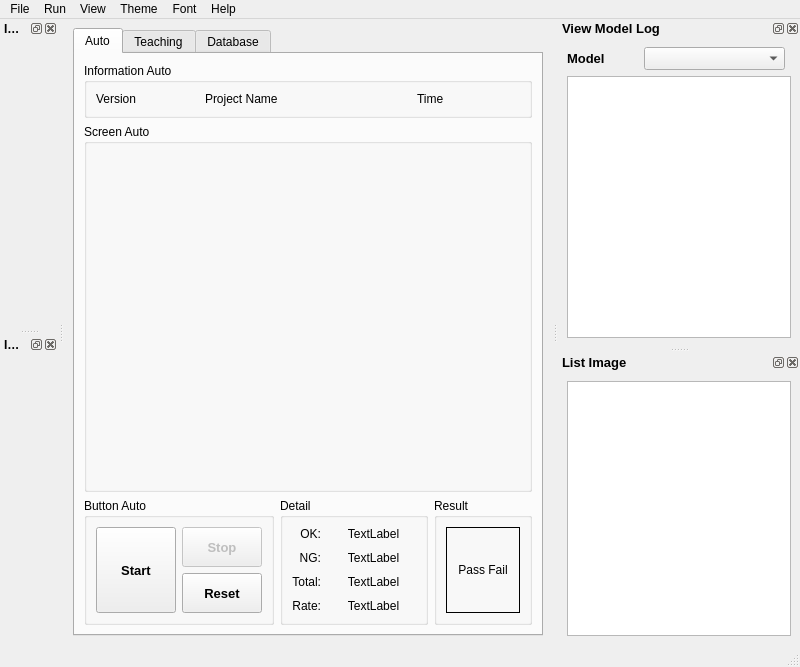
vananh2606/ProjectProcessingImage, file ui/MainWindow.ui: the form before one commit.
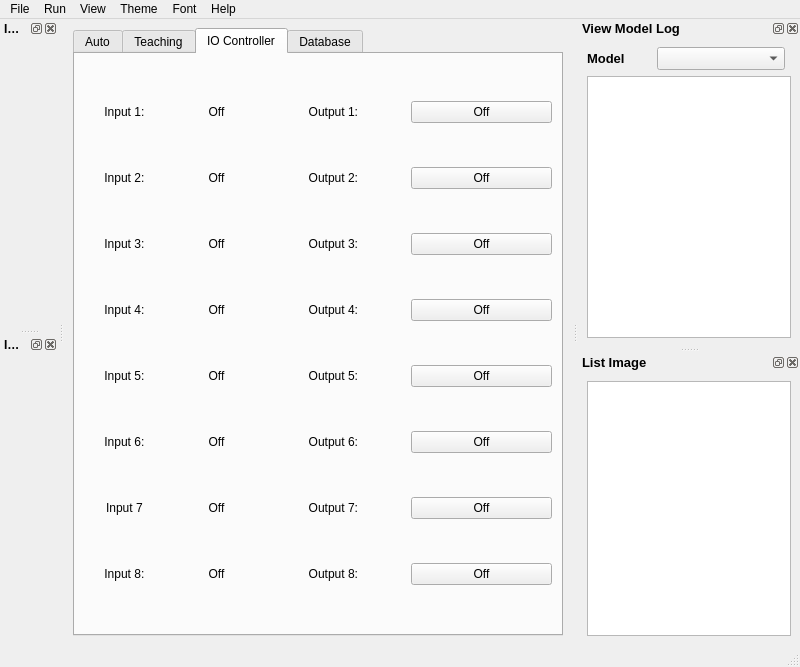
The form after the commit. The open tabs and pages were chosen to show the change.

Patch:
```diff
--- a/ui/MainWindow.ui
+++ b/ui/MainWindow.ui
@@ -852,130 +852,18 @@
               <attribute name="title">
                <string>IO</string>
               </attribute>
-              <layout class="QGridLayout" name="gridLayout_2" columnstretch="2,2,2,3">
-               <item row="2" column="0">
-                <widget class="QLabel" name="text_input_1">
-                 <property name="text">
-                  <string>Input 1: </string>
-                 </property>
-                </widget>
-               </item>
-               <item row="5" column="1">
-                <widget class="QLabel" name="label_input_4">
-                 <property name="text">
-                  <string>Off</string>
-                 </property>
-                </widget>
-               </item>
-               <item row="3" column="1">
-                <widget class="QLabel" name="label_input_2">
-                 <property name="text">
-                  <string>Off</string>
-                 </property>
-                </widget>
-               </item>
-               <item row="5" column="3">
-                <widget class="QPushButton" name="btn_output_4">
-                 <property name="text">
-                  <string>Off</string>
-                 </property>
-                </widget>
-               </item>
-               <item row="4" column="2">
-                <widget class="QLabel" name="text_output_3">
-                 <property name="text">
-                  <string>Output 3: </string>
-                 </property>
-                </widget>
-               </item>
-               <item row="3" column="0">
-                <widget class="QLabel" name="text_input_2">
-                 <property name="text">
-                  <string>Input 2: </string>
-                 </property>
-                </widget>
-               </item>
-               <item row="2" column="1">
-                <widget class="QLabel" name="label_input_1">
-                 <property name="text">
-                  <string>Off</string>
-                 </property>
-                </widget>
-               </item>
-               <item row="3" column="2">
-                <widget class="QLabel" name="text_output_2">
-                 <property name="text">
-                  <string>Output 2: </string>
-                 </property>
-                </widget>
-               </item>
-               <item row="5" column="2">
-                <widget class="QLabel" name="text_output_4">
-                 <property name="text">
-                  <string>Output 4: </string>
-                 </property>
-                </widget>
-               </item>
-               <item row="2" column="2">
-                <widget class="QLabel" name="text_output_1">
-                 <property name="text">
-                  <string>Output 1: </string>
-                 </property>
-                </widget>
-               </item>
-               <item row="4" column="0">
-                <widget class="QLabel" name="text_input_3">
-                 <property name="text">
-                  <string>Input 3: </string>
-                 </property>
-                </widget>
-               </item>
-               <item row="3" column="3">
-                <widget class="QPushButton" name="btn_output_2">
-                 <property name="text">
-                  <string>Off</string>
-                 </property>
-                </widget>
-               </item>
-               <item row="2" column="3">
-                <widget class="QPushButton" name="btn_output_1">
-                 <property name="text">
-                  <string>Off</string>
-                 </property>
-                </widget>
-               </item>
-               <item row="4" column="1">
-                <widget class="QLabel" name="label_input_3">
-                 <property name="text">
-                  <string>Off</string>
-                 </property>
-                </widget>
-               </item>
-               <item row="4" column="3">
-                <widget class="QPushButton" name="btn_output_3">
-                 <property name="text">
-                  <string>Off</string>
-                 </property>
-                </widget>
-               </item>
-               <item row="5" column="0">
-                <widget class="QLabel" name="text_input_4">
-                 <property name="text">
-                  <string>Input 4: </string>
-                 </property>
-                </widget>
-               </item>
-               <item row="1" column="3">
+              <layout class="QGridLayout" name="gridLayout_2" columnstretch="2,0,0,0">
+               <item row="0" column="3">
                 <widget class="QComboBox" name="combo_baudrate_io"/>
                </item>
-               <item row="11" column="2" colspan="2">
+               <item row="6" column="2" colspan="2">
                 <widget class="QPushButton" name="btn_open_io">
                  <property name="text">
                   <string>Open</string>
                  </property>
                 </widget>
                </item>
-               <item row="1" column="2">
+               <item row="0" column="2">
                 <widget class="QComboBox" name="combo_comport_io">
                  <property name="minimumSize">
                   <size>
@@ -985,31 +873,14 @@
                  </property>
                 </widget>
                </item>
-               <item row="0" column="2" colspan="2">
-                <widget class="QComboBox" name="combo_controller_io">
-                 <property name="minimumSize">
-                  <size>
-                   <width>0</width>
-                   <height>25</height>
-                  </size>
-                 </property>
-                </widget>
-               </item>
                <item row="0" column="0" colspan="2">
-                <widget class="QLabel" name="label_controller_io">
-                 <property name="text">
-                  <string>Controller</string>
-                 </property>
-                </widget>
-               </item>
-               <item row="1" column="0" colspan="2">
                 <widget class="QLabel" name="label_com_io">
                  <property name="text">
                   <string>COM &amp; BAUD</string>
                  </property>
                 </widget>
                </item>
-               <item row="11" column="0" colspan="2">
+               <item row="6" column="0" colspan="2">
                 <widget class="QLabel" name="label_status_io">
                  <property name="text">
                   <string>Status IO</string>
@@ -1153,36 +1024,6 @@
                <property name="verticalSpacing">
                 <number>5</number>
                </property>
-               <item row="1" column="0">
-                <widget class="QLabel" name="label_log_size">
-                 <property name="sizePolicy">
-                  <sizepolicy hsizetype="Preferred" vsizetype="Fixed">
-                   <horstretch>0</horstretch>
-                   <verstretch>0</verstretch>
-                  </sizepolicy>
-                 </property>
-                 <property name="text">
-                  <string>Log Size(GB)</string>
-                 </property>
-                </widget>
-               </item>
-               <item row="2" column="0">
-                <widget class="QLabel" name="label_database_path">
-                 <property name="text">
-                  <string>Database Path</string>
-                 </property>
-                </widget>
-               </item>
-               <item row="0" column="1">
-                <widget class="QLineEdit" name="line_log_dir">
-                 <property name="sizePolicy">
-                  <sizepolicy hsizetype="Preferred" vsizetype="Fixed">
-                   <horstretch>0</horstretch>
-                   <verstretch>0</verstretch>
-                  </sizepolicy>
-                 </property>
-                </widget>
-               </item>
                <item row="0" column="0">
                 <widget class="QLabel" name="label_log_dir">
                  <property name="sizePolicy">
@@ -1196,13 +1037,23 @@
                  </property>
                 </widget>
                </item>
-               <item row="2" column="1">
-                <widget class="QLineEdit" name="line_database_path"/>
+               <item row="2" column="0">
+                <widget class="QLabel" name="label_database_path">
+                 <property name="text">
+                  <string>Database Path</string>
+                 </property>
+                </widget>
                </item>
-               <item row="3" column="1">
-                <widget class="QCheckBox" name="check_auto_start">
+               <item row="1" column="0">
+                <widget class="QLabel" name="label_log_size">
+                 <property name="sizePolicy">
+                  <sizepolicy hsizetype="Preferred" vsizetype="Fixed">
+                   <horstretch>0</horstretch>
+                   <verstretch>0</verstretch>
+                  </sizepolicy>
+                 </property>
                  <property name="text">
-                  <string/>
+                  <string>Log Size(GB)</string>
                  </property>
                 </widget>
                </item>
@@ -1213,7 +1064,24 @@
                  </property>
                 </widget>
                </item>
-               <item row="1" column="1">
+               <item row="3" column="1">
+                <widget class="QCheckBox" name="check_auto_start">
+                 <property name="text">
+                  <string/>
+                 </property>
+                </widget>
+               </item>
+               <item row="3" column="2">
+                <widget class="QPushButton" name="btn_create_database">
+                 <property name="text">
+                  <string>Create</string>
+                 </property>
+                </widget>
+               </item>
+               <item row="2" column="1" colspan="2">
+                <widget class="QLineEdit" name="line_database_path"/>
+               </item>
+               <item row="1" column="1" colspan="2">
                 <widget class="QLineEdit" name="line_log_size">
                  <property name="sizePolicy">
                   <sizepolicy hsizetype="Preferred" vsizetype="Fixed">
@@ -1223,6 +1091,16 @@
                  </property>
                 </widget>
                </item>
+               <item row="0" column="1" colspan="2">
+                <widget class="QLineEdit" name="line_log_dir">
+                 <property name="sizePolicy">
+                  <sizepolicy hsizetype="Preferred" vsizetype="Fixed">
+                   <horstretch>0</horstretch>
+                   <verstretch>0</verstretch>
+                  </sizepolicy>
+                 </property>
+                </widget>
+               </item>
               </layout>
              </widget>
              <widget class="QWidget" name="tabProcessing">
@@ -1306,6 +1184,309 @@
         </item>
        </layout>
       </widget>
+      <widget class="QWidget" name="tab_io_controller">
+       <attribute name="title">
+        <string>IO Controller</string>
+       </attribute>
+       <layout class="QGridLayout" name="gridLayout_3" columnstretch="3,3,5,5">
+        <item row="0" column="0">
+         <widget class="QLabel" name="text_input_1">
+          <property name="text">
+           <string>Input 1: </string>
+          </property>
+          <property name="alignment">
+           <set>Qt::AlignCenter</set>
+          </property>
+         </widget>
+        </item>
+        <item row="0" column="1">
+         <widget class="QLabel" name="label_input_1">
+          <property name="text">
+           <string>Off</string>
+          </property>
+          <property name="alignment">
+           <set>Qt::AlignCenter</set>
+          </property>
+         </widget>
+        </item>
+        <item row="0" column="2">
+         <widget class="QLabel" name="text_output_1">
+          <property name="text">
+           <string>Output 1: </string>
+          </property>
+          <property name="alignment">
+           <set>Qt::AlignCenter</set>
+          </property>
+         </widget>
+        </item>
+        <item row="0" column="3">
+         <widget class="QPushButton" name="btn_output_1">
+          <property name="text">
+           <string>Off</string>
+          </property>
+         </widget>
+        </item>
+        <item row="1" column="0">
+         <widget class="QLabel" name="text_input_2">
+          <property name="text">
+           <string>Input 2: </string>
+          </property>
+          <property name="alignment">
+           <set>Qt::AlignCenter</set>
+          </property>
+         </widget>
+        </item>
+        <item row="1" column="1">
+         <widget class="QLabel" name="label_input_2">
+          <property name="text">
+           <string>Off</string>
+          </property>
+          <property name="alignment">
+           <set>Qt::AlignCenter</set>
+          </property>
+         </widget>
+        </item>
+        <item row="1" column="2">
+         <widget class="QLabel" name="text_output_2">
+          <property name="text">
+           <string>Output 2: </string>
+          </property>
+          <property name="alignment">
+           <set>Qt::AlignCenter</set>
+          </property>
+         </widget>
+        </item>
+        <item row="1" column="3">
+         <widget class="QPushButton" name="btn_output_2">
+          <property name="text">
+           <string>Off</string>
+          </property>
+         </widget>
+        </item>
+        <item row="2" column="0">
+         <widget class="QLabel" name="text_input_3">
+          <property name="text">
+           <string>Input 3: </string>
+          </property>
+          <property name="alignment">
+           <set>Qt::AlignCenter</set>
+          </property>
+         </widget>
+        </item>
+        <item row="2" column="1">
+         <widget class="QLabel" name="label_input_3">
+          <property name="text">
+           <string>Off</string>
+          </property>
+          <property name="alignment">
+           <set>Qt::AlignCenter</set>
+          </property>
+         </widget>
+        </item>
+        <item row="2" column="2">
+         <widget class="QLabel" name="text_output_3">
+          <property name="text">
+           <string>Output 3: </string>
+          </property>
+          <property name="alignment">
+           <set>Qt::AlignCenter</set>
+          </property>
+         </widget>
+        </item>
+        <item row="2" column="3">
+         <widget class="QPushButton" name="btn_output_3">
+          <property name="text">
+           <string>Off</string>
+          </property>
+         </widget>
+        </item>
+        <item row="3" column="0">
+         <widget class="QLabel" name="text_input_4">
+          <property name="text">
+           <string>Input 4: </string>
+          </property>
+          <property name="alignment">
+           <set>Qt::AlignCenter</set>
+          </property>
+         </widget>
+        </item>
+        <item row="3" column="1">
+         <widget class="QLabel" name="label_input_4">
+          <property name="text">
+           <string>Off</string>
+          </property>
+          <property name="alignment">
+           <set>Qt::AlignCenter</set>
+          </property>
+         </widget>
+        </item>
+        <item row="3" column="2">
+         <widget class="QLabel" name="text_output_4">
+          <property name="text">
+           <string>Output 4: </string>
+          </property>
+          <property name="alignment">
+           <set>Qt::AlignCenter</set>
+          </property>
+         </widget>
+        </item>
+        <item row="3" column="3">
+         <widget class="QPushButton" name="btn_output_4">
+          <property name="text">
+           <string>Off</string>
+          </property>
+         </widget>
+        </item>
+        <item row="4" column="0">
+         <widget class="QLabel" name="text_input_5">
+          <property name="text">
+           <string>Input 5: </string>
+          </property>
+          <property name="alignment">
+           <set>Qt::AlignCenter</set>
+          </property>
+         </widget>
+        </item>
+        <item row="4" column="1">
+         <widget class="QLabel" name="label_input_5">
+          <property name="text">
+           <string>Off</string>
+          </property>
+          <property name="alignment">
+           <set>Qt::AlignCenter</set>
+          </property>
+         </widget>
+        </item>
+        <item row="4" column="2">
+         <widget class="QLabel" name="text_output_5">
+          <property name="text">
+           <string>Output 5: </string>
+          </property>
+          <property name="alignment">
+           <set>Qt::AlignCenter</set>
+          </property>
+         </widget>
+        </item>
+        <item row="4" column="3">
+         <widget class="QPushButton" name="btn_output_5">
+          <property name="text">
+           <string>Off</string>
+          </property>
+         </widget>
+        </item>
+        <item row="5" column="0">
+         <widget class="QLabel" name="text_input_6">
+          <property name="text">
+           <string>Input 6: </string>
+          </property>
+          <property name="alignment">
+           <set>Qt::AlignCenter</set>
+          </property>
+         </widget>
+        </item>
+        <item row="5" column="1">
+         <widget class="QLabel" name="label_input_6">
+          <property name="text">
+           <string>Off</string>
+          </property>
+          <property name="alignment">
+           <set>Qt::AlignCenter</set>
+          </property>
+         </widget>
+        </item>
+        <item row="5" column="2">
+         <widget class="QLabel" name="text_output_6">
+          <property name="text">
+           <string>Output 6: </string>
+          </property>
+          <property name="alignment">
+           <set>Qt::AlignCenter</set>
+          </property>
+         </widget>
+        </item>
+        <item row="5" column="3">
+         <widget class="QPushButton" name="btn_output_6">
+          <property name="text">
+           <string>Off</string>
+          </property>
+         </widget>
+        </item>
+        <item row="6" column="0">
+         <widget class="QLabel" name="text_input_7">
+          <property name="text">
+           <string>Input 7 </string>
+          </property>
+          <property name="alignment">
+           <set>Qt::AlignCenter</set>
+          </property>
+         </widget>
+        </item>
+        <item row="6" column="1">
+         <widget class="QLabel" name="label_input_7">
+          <property name="text">
+           <string>Off</string>
+          </property>
+          <property name="alignment">
+           <set>Qt::AlignCenter</set>
+          </property>
+         </widget>
+        </item>
+        <item row="6" column="2">
+         <widget class="QLabel" name="text_output_7">
+          <property name="text">
+           <string>Output 7: </string>
+          </property>
+          <property name="alignment">
+           <set>Qt::AlignCenter</set>
+          </property>
+         </widget>
+        </item>
+        <item row="6" column="3">
+         <widget class="QPushButton" name="btn_output_7">
+          <property name="text">
+           <string>Off</string>
+          </property>
+         </widget>
+        </item>
+        <item row="7" column="0">
+         <widget class="QLabel" name="text_input_8">
+          <property name="text">
+           <string>Input 8: </string>
+          </property>
+          <property name="alignment">
+           <set>Qt::AlignCenter</set>
+          </property>
+         </widget>
+        </item>
+        <item row="7" column="1">
+         <widget class="QLabel" name="label_input_8">
+          <property name="text">
+           <string>Off</string>
+          </property>
+          <property name="alignment">
+           <set>Qt::AlignCenter</set>
+          </property>
+         </widget>
+        </item>
+        <item row="7" column="2">
+         <widget class="QLabel" name="text_output_8">
+          <property name="text">
+           <string>Output 8: </string>
+          </property>
+          <property name="alignment">
+           <set>Qt::AlignCenter</set>
+          </property>
+         </widget>
+        </item>
+        <item row="7" column="3">
+         <widget class="QPushButton" name="btn_output_8">
+          <property name="text">
+           <string>Off</string>
+          </property>
+         </widget>
+        </item>
+       </layout>
+      </widget>
       <widget class="QWidget" name="tab_database">
        <attribute name="title">
         <string>Database</string>
@@ -1354,6 +1535,26 @@
              <property name="layoutDirection">
               <enum>Qt::LeftToRight</enum>
              </property>
+             <item>
+              <property name="text">
+               <string>ALL</string>
+              </property>
+             </item>
+             <item>
+              <property name="text">
+               <string>PASS</string>
+              </property>
+             </item>
+             <item>
+              <property name="text">
+               <string>FAIL</string>
+              </property>
+             </item>
+             <item>
+              <property name="text">
+               <string>WAIT</string>
+              </property>
+             </item>
             </widget>
            </item>
            <item row="4" column="0">
@@ -1374,6 +1575,26 @@
                <height>25</height>
               </size>
              </property>
+             <item>
+              <property name="text">
+               <string>All</string>
+              </property>
+             </item>
+             <item>
+              <property name="text">
+               <string>Error Type I</string>
+              </property>
+             </item>
+             <item>
+              <property name="text">
+               <string>Error Type II</string>
+              </property>
+             </item>
+             <item>
+              <property name="text">
+               <string>Error Type III</string>
+              </property>
+             </item>
             </widget>
            </item>
            <item row="6" column="1">
@@ -1385,6 +1606,16 @@
            </item>
            <item row="1" column="1">
             <widget class="QDateTimeEdit" name="date_time_from">
+             <property name="dateTime">
+              <datetime>
+               <hour>0</hour>
+               <minute>0</minute>
+               <second>0</second>
+               <year>1950</year>
+               <month>1</month>
+               <day>1</day>
+              </datetime>
+             </property>
              <property name="minimumDate">
               <date>
                <year>1755</year>
@@ -1443,6 +1674,13 @@
              </property>
             </widget>
            </item>
+           <item row="6" column="0">
+            <widget class="QPushButton" name="btn_filter_data">
+             <property name="text">
+              <string>Filter</string>
+             </property>
+            </widget>
+           </item>
           </layout>
          </widget>
         </item>
```
